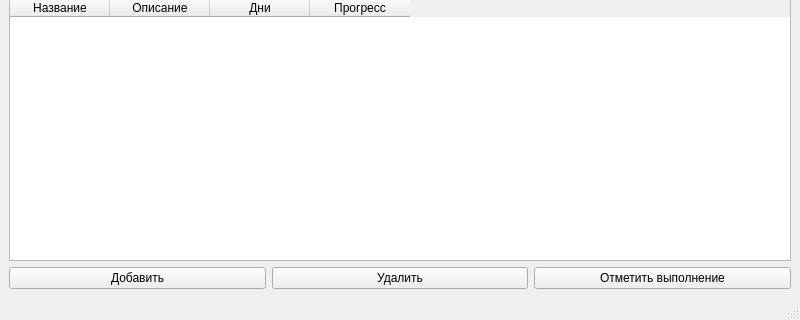
N1KUS0/2025_VT_232-KisilNikolay-CurseWork, file mainwindow.ui: the form before one commit; both pictures show x 0 to 800 and y 280 to 600 of the 800 by 600 pixel window.
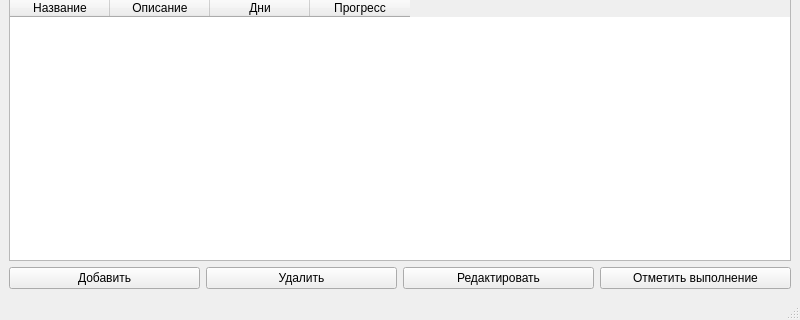
The form after the commit.

Commit message: habit dialog edit

What changed in the file:
```diff
--- a/mainwindow.ui
+++ b/mainwindow.ui
@@ -58,6 +58,13 @@
         </property>
        </widget>
       </item>
+      <item>
+       <widget class="QPushButton" name="editButton">
+        <property name="text">
+         <string>Редактировать</string>
+        </property>
+       </widget>
+      </item>
       <item>
        <widget class="QPushButton" name="markButton">
         <property name="text">
```
The commit also changes 26 other files.
